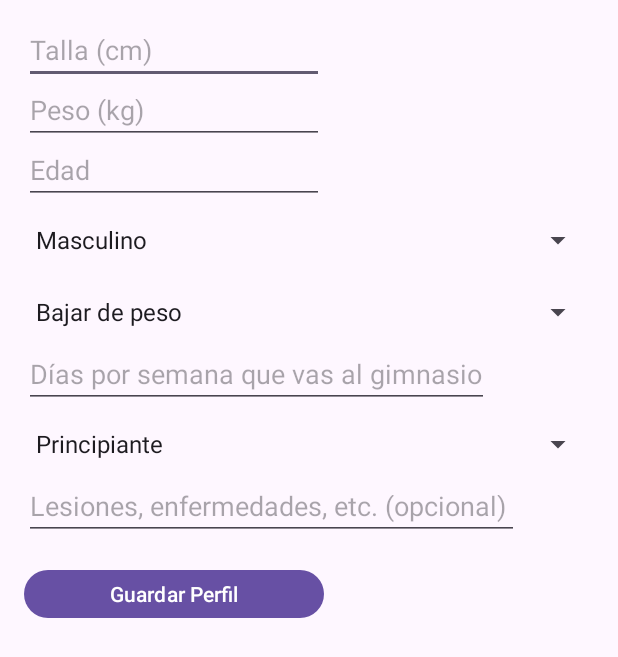
After one commit to John-Roncal/GymMate, an Android app: the UserProfileActivity screen opened directly, with no data from a screen before it, on a phone screen of 412 x 824 dp. The commit adds this screen. Shown: the top 657 px of the screen. Run offline under Robolectric (Android 15) with nearby library versions, the phone set to English and light mode, and no system bars.

Commit message:
Se hicieron cambios, toy apurao

```diff
--- /dev/null
+++ b/AppMovil_Trujillo/app/src/main/java/com/example/appmovil_trujillo/model/ApiResponse.kt
@@ -0,0 +1,6 @@
+package com.example.appmovil_trujillo.model
+
+data class ApiResponse(
+    val success: Boolean,
+    val detail: String
+)
--- /dev/null
+++ b/AppMovil_Trujillo/app/src/main/java/com/example/appmovil_trujillo/model/LoginRequest.kt
@@ -0,0 +1,6 @@
+package com.example.appmovil_trujillo.model
+
+data class LoginRequest(
+    val username: String,
+    val password: String
+)
--- /dev/null
+++ b/AppMovil_Trujillo/app/src/main/java/com/example/appmovil_trujillo/model/RegisterRequest.kt
@@ -0,0 +1,6 @@
+package com.example.appmovil_trujillo.model
+
+data class RegisterRequest(
+    val username: String,
+    val password: String
+)
--- a/AppMovil_Trujillo/app/src/main/java/com/example/appmovil_trujillo/MainActivity.kt
+++ b/AppMovil_Trujillo/app/src/main/java/com/example/appmovil_trujillo/view/MainActivity.kt
@@ -1,4 +1,4 @@
-package com.example.appmovil_trujillo
+package com.example.appmovil_trujillo.view
 
 import android.content.Intent
 import android.net.Uri
@@ -64,6 +64,10 @@ class MainActivity : AppCompatActivity() {
             }
         }
 
+        binding.btnGoToRegister.setOnClickListener {
+            startActivity(Intent(this, RegisterActivity::class.java))
+        }
+
         // Configurar botones de redes sociales
         binding.btnFacebook.setOnClickListener {
             openWebUrl("https://www.facebook.com")
--- /dev/null
+++ b/AppMovil_Trujillo/app/src/main/java/com/example/appmovil_trujillo/view/UserProfileActivity.kt
@@ -0,0 +1,63 @@
+package com.example.appmovil_trujillo.view
+
+import android.R
+import android.os.Bundle
+import android.widget.ArrayAdapter
+import android.widget.Toast
+import androidx.appcompat.app.AppCompatActivity
+import com.example.appmovil_trujillo.api.ApiHelper
+import com.example.appmovil_trujillo.databinding.ActivityUserProfileBinding
+import com.example.appmovil_trujillo.model.UserProfile
+import kotlinx.coroutines.CoroutineScope
+import kotlinx.coroutines.Dispatchers
+import kotlinx.coroutines.launch
+import kotlinx.coroutines.withContext
+
+class UserProfileActivity : AppCompatActivity() {
+
+    private lateinit var binding: ActivityUserProfileBinding
+    private lateinit var apiHelper: ApiHelper
+
+    override fun onCreate(savedInstanceState: Bundle?) {
+        super.onCreate(savedInstanceState)
+        binding = ActivityUserProfileBinding.inflate(layoutInflater)
+        setContentView(binding.root)
+
+        apiHelper = ApiHelper()
+
+        // Configura los spinners
+        val generos = arrayOf("Masculino", "Femenino", "Otro")
+        val metas = arrayOf("Bajar de peso", "Ganar masa muscular", "Mantenerse")
+        val niveles = arrayOf("Principiante", "Intermedio", "Avanzado")
+
+        binding.spGenero.adapter = ArrayAdapter(this, R.layout.simple_spinner_dropdown_item, generos)
+        binding.spMeta.adapter = ArrayAdapter(this, android.R.layout.simple_spinner_dropdown_item, metas)
+        binding.spNivel.adapter = ArrayAdapter(this, android.R.layout.simple_spinner_dropdown_item, niveles)
+
+        binding.btnGuardarPerfil.setOnClickListener {
+            val perfil = UserProfile(
+                username = intent.getStringExtra("USERNAME") ?: "",
+                talla = binding.etTalla.text.toString().toFloatOrNull() ?: 0f,
+                peso = binding.etPeso.text.toString().toFloatOrNull() ?: 0f,
+                edad = binding.etEdad.text.toString().toIntOrNull() ?: 0,
+                genero = binding.spGenero.selectedItem.toString(),
+                meta = binding.spMeta.selectedItem.toString(),
+                diasSemana = binding.etDiasSemana.text.toString().toIntOrNull() ?: 0,
+                nivel = binding.spNivel.selectedItem.toString(),
+                observaciones = binding.etObservaciones.text.toString()
+            )
+
+            CoroutineScope(Dispatchers.IO).launch {
+                val result = apiHelper.guardarPerfil(perfil)
+                withContext(Dispatchers.Main) {
+                    if (result) {
+                        Toast.makeText(this@UserProfileActivity, "Perfil guardado", Toast.LENGTH_SHORT).show()
+                        finish() // o navegar a la pantalla principal
+                    } else {
+                        Toast.makeText(this@UserProfileActivity, "Error al guardar perfil", Toast.LENGTH_SHORT).show()
+                    }
+                }
+            }
+        }
+    }
+}
--- a/AppMovil_Trujillo/app/src/main/java/com/example/appmovil_trujillo/WelcomeActivity.kt
+++ b/AppMovil_Trujillo/app/src/main/java/com/example/appmovil_trujillo/view/WelcomeActivity.kt
@@ -1,4 +1,4 @@
-package com.example.appmovil_trujillo
+package com.example.appmovil_trujillo.view
 
 import android.os.Bundle
 import androidx.appcompat.app.AppCompatActivity
--- /dev/null
+++ b/AppMovil_Trujillo/app/src/main/res/layout/activity_user_profile.xml
@@ -0,0 +1,70 @@
+<?xml version="1.0" encoding="utf-8"?>
+<ScrollView xmlns:android="http://schemas.android.com/apk/res/android"
+             android:layout_width="match_parent"
+             android:layout_height="match_parent">
+
+    <LinearLayout
+        android:padding="16dp"
+        android:orientation="vertical"
+        android:layout_width="match_parent"
+        android:layout_height="wrap_content">
+
+        <EditText
+            android:id="@+id/etTalla"
+            android:hint="Talla (cm)"
+            android:inputType="numberDecimal"
+            android:layout_width="200dp"
+            android:layout_height="40dp" />
+
+        <EditText
+            android:id="@+id/etPeso"
+            android:hint="Peso (kg)"
+            android:inputType="numberDecimal"
+            android:layout_width="200dp"
+            android:layout_height="40dp"/>
+
+
+        <EditText
+            android:id="@+id/etEdad"
+            android:hint="Edad"
+            android:inputType="number"
+            android:layout_width="200dp"
+            android:layout_height="40dp"/>
+
+        <Spinner
+            android:id="@+id/spGenero"
+            android:layout_width="match_parent"
+            android:layout_height="wrap_content"/>
+
+        <Spinner
+            android:id="@+id/spMeta"
+            android:layout_width="match_parent"
+            android:layout_height="wrap_content"/>
+
+        <EditText
+            android:id="@+id/etDiasSemana"
+            android:hint="Días por semana que vas al gimnasio"
+            android:inputType="number"
+            android:layout_width="310dp"
+            android:layout_height="40dp"/>
+
+        <Spinner
+            android:id="@+id/spNivel"
+            android:layout_width="match_parent"
+            android:layout_height="wrap_content"/>
+
+        <EditText
+            android:id="@+id/etObservaciones"
+            android:hint="Lesiones, enfermedades, etc. (opcional)"
+            android:inputType="text"
+            android:layout_width="330dp"
+            android:layout_height="40dp"/>
+
+        <Button
+            android:id="@+id/btnGuardarPerfil"
+            android:text="Guardar Perfil"
+            android:layout_marginTop="16dp"
+            android:layout_width="200dp"
+            android:layout_height="40dp"/>
+    </LinearLayout>
+</ScrollView>
--- a/AppMovil_Trujillo/app/src/main/res/layout/activity_welcome.xml
+++ b/AppMovil_Trujillo/app/src/main/res/layout/activity_welcome.xml
@@ -5,7 +5,7 @@
     android:layout_width="match_parent"
     android:layout_height="match_parent"
     android:padding="16dp"
-    tools:context=".WelcomeActivity">
+    tools:context=".view.WelcomeActivity">
 
     <TextView
         android:id="@+id/tvWelcome"
```
Also changed, not shown: AppMovil_Trujillo/app/src/main/AndroidManifest.xml (+7 -3 lines), AppMovil_Trujillo/app/src/main/java/com/example/appmovil_trujillo/api/ApiHelper.kt (+36 -23 lines), AppMovil_Trujillo/app/src/main/java/com/example/appmovil_trujillo/model/UserProfile.kt (added, +13 -0 lines), AppMovil_Trujillo/app/src/main/java/com/example/appmovil_trujillo/model/UserProfileRequest.kt (added, +13 -0 lines), AppMovil_Trujillo/app/src/main/java/com/example/appmovil_trujillo/view/RegisterActivity.kt (added, +55 -0 lines), AppMovil_Trujillo/app/src/main/res/layout/activity_main.xml (+14 -2 lines), AppMovil_Trujillo/app/src/main/res/layout/activity_register.xml (added, +38 -0 lines), 2 other files.
